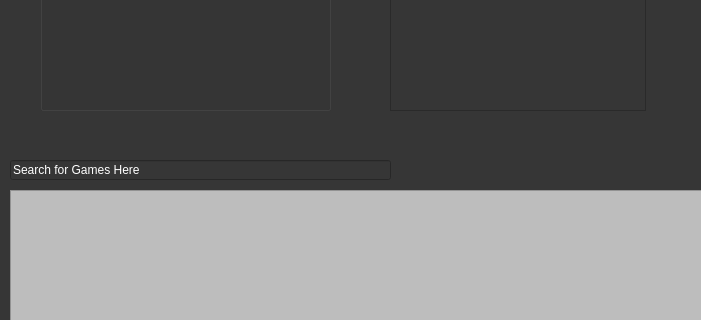
Old version of the form UI files/mainWindow.ui in the repository DataChefBoyardee/Database-Design-FP; both pictures show x 0 to 701 and y 160 to 480 of the 1100 by 800 pixel window.
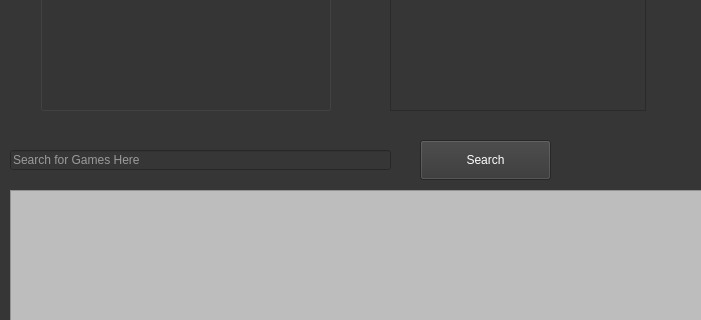
New version of the form.

```diff
--- a/UI files/mainWindow.ui
+++ b/UI files/mainWindow.ui
@@ -49,7 +49,7 @@
     <property name="geometry">
      <rect>
       <x>10</x>
-      <y>320</y>
+      <y>310</y>
       <width>381</width>
       <height>20</height>
      </rect>
@@ -58,6 +58,9 @@
      <string notr="true">color: rgb(255, 255, 255);</string>
     </property>
     <property name="text">
+     <string/>
+    </property>
+    <property name="placeholderText">
      <string>Search for Games Here</string>
     </property>
    </widget>
@@ -135,16 +138,22 @@
      </rect>
     </property>
    </widget>
-  </widget>
-  <widget class="QMenuBar" name="menubar">
+   <widget class="QPushButton" name="searchButton">
    <property name="geometry">
     <rect>
-     <x>0</x>
-     <y>0</y>
-     <width>1100</width>
-     <height>21</height>
-    </rect>
-   </property>
+      <x>420</x>
+      <y>300</y>
+      <width>131</width>
+      <height>40</height>
+     </rect>
+    </property>
+    <property name="styleSheet">
+     <string notr="true">color: rgb(255, 255, 255);</string>
+    </property>
+    <property name="text">
+     <string>Search</string>
+    </property>
+   </widget>
   </widget>
   <widget class="QStatusBar" name="statusbar"/>
  </widget>
```
Lines whose indentation alone changed are shown as unchanged.
